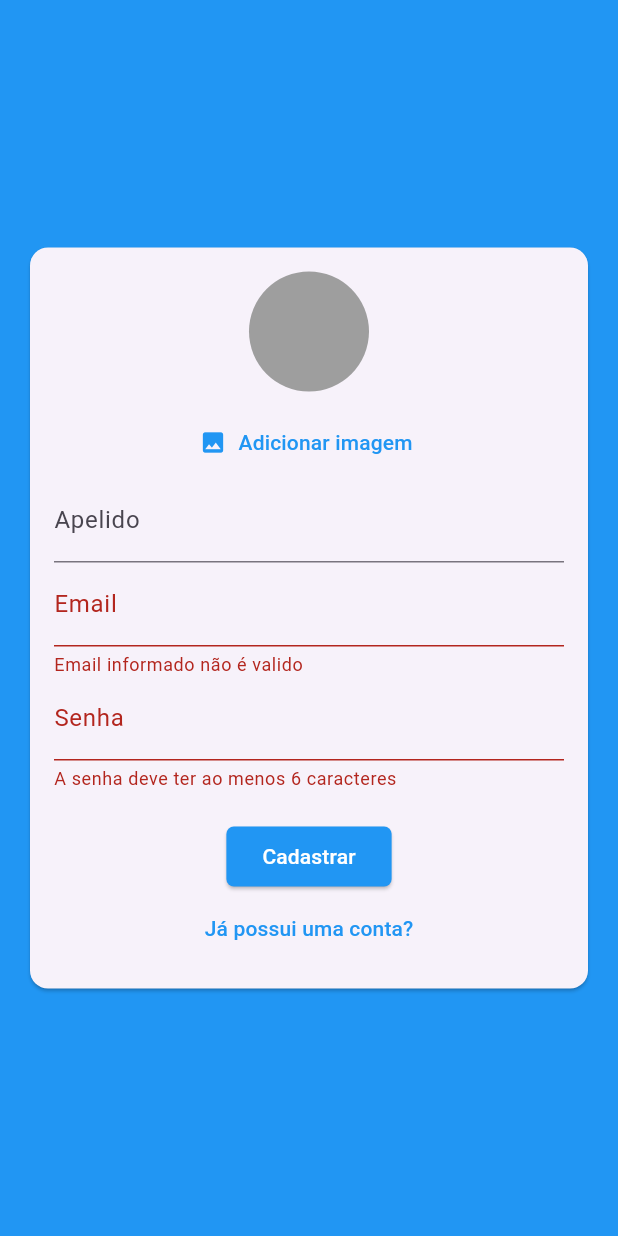
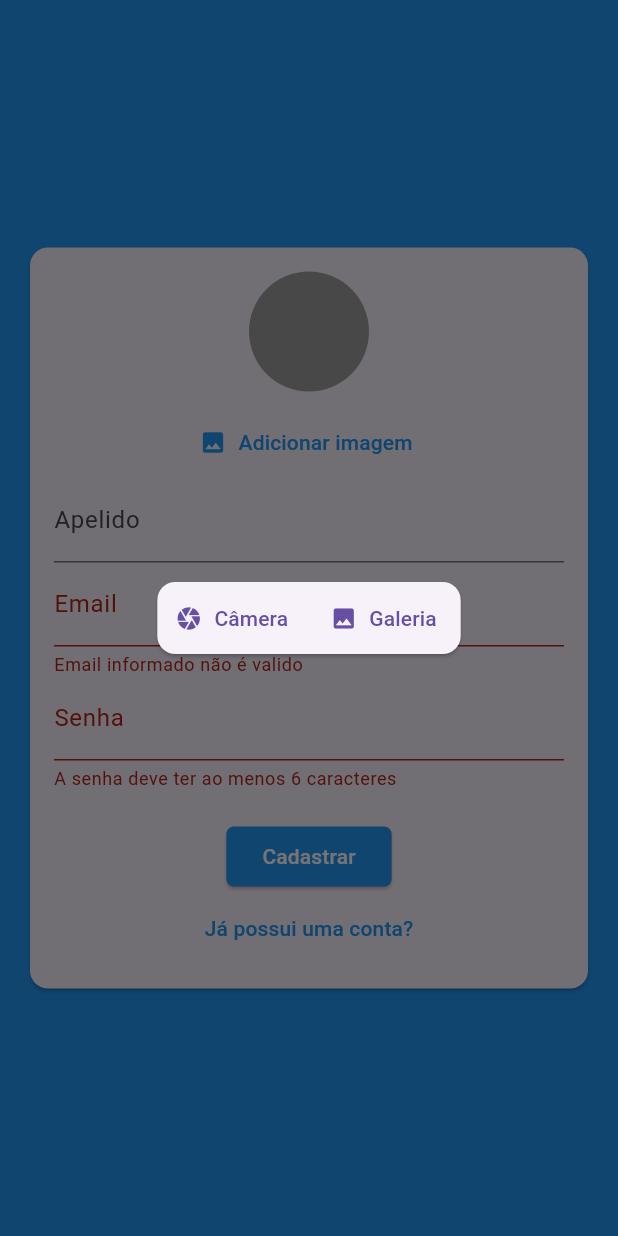
Before and after one commit to WillMV/chat, a Flutter app: the screen it shows after launch, after a tap on "Entrar", after a tap on "Criar uma nova conta?", after a tap on "Adicionar imagem", on a phone screen of 412 x 824 dp. Run offline on Flutter 3.47's test engine with Material 3 defaults, Android fonts, the phone set to English and light mode, and no system bars; our stand-ins replace cloud_firestore, firebase_auth, firebase_core, firebase_messaging, firebase_storage, flutter_secure_storage and 1 more; accounts and stored records are empty.

Commit message:
feat: implements options to get image from camera or gallery

```diff
--- a/lib/components/user_image_picker.dart
+++ b/lib/components/user_image_picker.dart
@@ -1,6 +1,8 @@
 import 'dart:io';
 
+import 'package:flutter/cupertino.dart';
 import 'package:flutter/material.dart';
+import 'package:flutter/widgets.dart';
 import 'package:image_picker/image_picker.dart';
 
 class UserImagePicker extends StatefulWidget {
@@ -28,16 +30,39 @@ class _UserImagePickerState extends State<UserImagePicker> {
 
   void _imagePick() async {
     final ImagePicker picker = ImagePicker();
-    final pickedImage = await picker.pickImage(
-      source: ImageSource.gallery,
-      imageQuality: 50,
-      maxWidth: 150,
-    );
+    XFile? pickedImage;
+    await showDialog(
+        context: context,
+        builder: (context) => Center(
+              child: Card(
+                child: Row(
+                  mainAxisSize: MainAxisSize.min,
+                  children: [
+                    TextButton.icon(
+                      onPressed: () async {
+                        pickedImage =
+                            await picker.pickImage(source: ImageSource.camera);
+                      },
+                      label: const Text('Câmera'),
+                      icon: const Icon(Icons.camera),
+                    ),
+                    TextButton.icon(
+                      onPressed: () async {
+                        pickedImage =
+                            await picker.pickImage(source: ImageSource.gallery);
+                      },
+                      label: const Text('Galeria'),
+                      icon: const Icon(Icons.image),
+                    )
+                  ],
+                ),
+              ),
+            ));
 
     setState(() {});
 
     if (pickedImage != null) {
-      _image = File(pickedImage.path);
+      _image = File(pickedImage!.path);
       widget.onImagePicked(_image);
     }
   }
```
Also changed, not shown: lib/components/auth_form.dart (+0 -9 lines), lib/pages/contacts_page.dart (+15 -1 lines).
